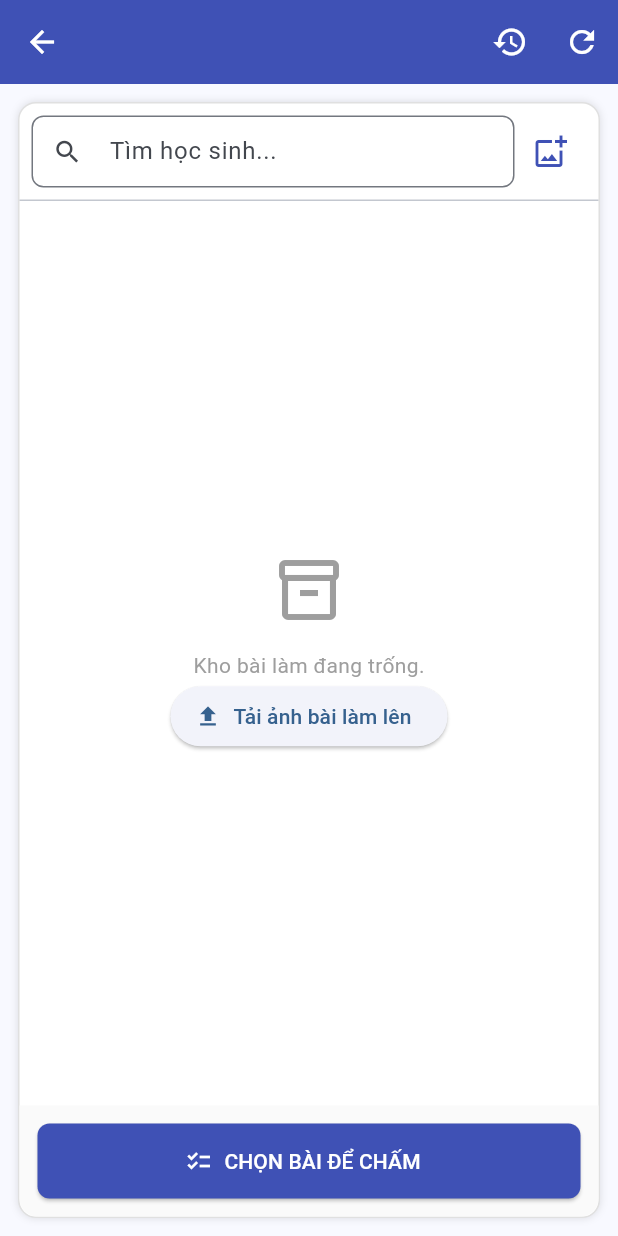
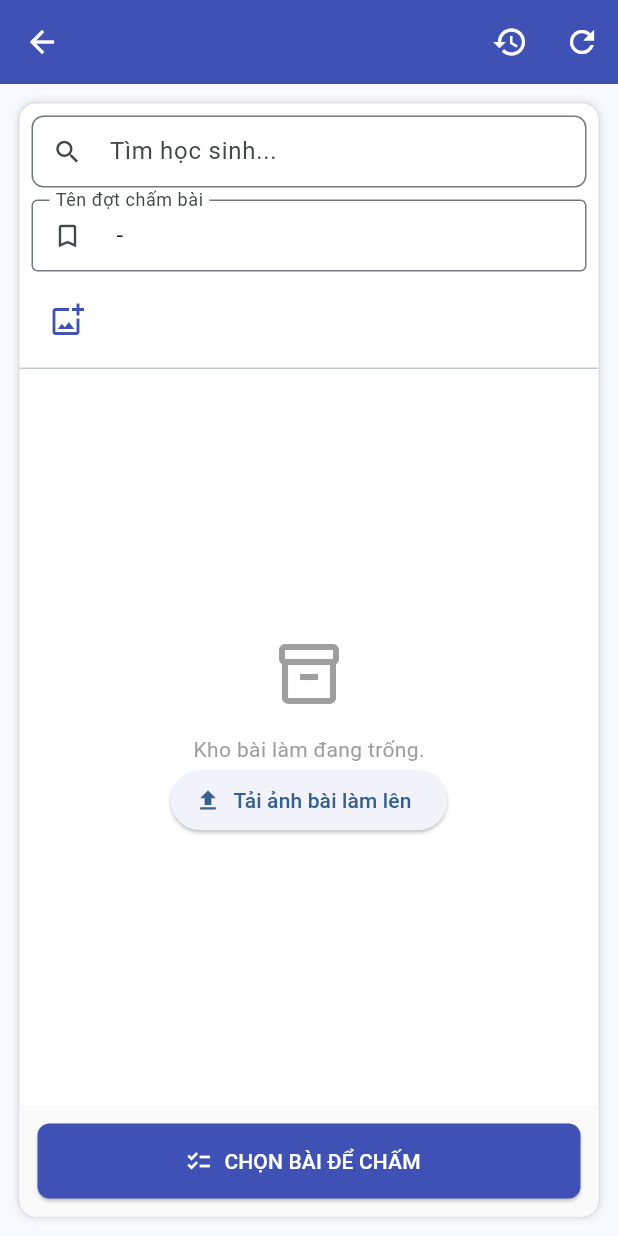
Before and after one commit to doquangluc-dql/magr-grading-system, a Flutter app: the QuestionGradingScreen screen opened directly with empty values, after a tap on the "add photo alternate" icon, on a phone screen of 412 x 824 dp. Run offline on Flutter 3.47's test engine with Material 3 defaults, Android fonts, the phone set to English and light mode, and no system bars; our stand-ins replace image_picker; missing offline and left inert: flutter_math_fork; network calls fail.

Commit message:
Fixed UI

```diff
--- a/lib/screens/barem_create_screen.dart
+++ b/lib/screens/barem_create_screen.dart
@@ -60,7 +60,7 @@ class _BaremCreateScreenState extends State<BaremCreateScreen> {
   void _saveBaremData() async {
     // Show loading
     ScaffoldMessenger.of(context).showSnackBar(
-      const SnackBar(content: Text('Đang lưu Barem lên MongoDB...'))
+      const SnackBar(content: Text('Đang lưu Barem...'))
     );
 
     // Allow update content before firing API update (this won't update the 'content' field on DB yet
@@ -78,10 +78,12 @@ class _BaremCreateScreenState extends State<BaremCreateScreen> {
     if (mounted) {
       ScaffoldMessenger.of(context).showSnackBar(
         const SnackBar(
-          content: Text('✅ Lưu Barem lên Cloud thành công!'),
+          content: Text('✅ Đã lưu Barem'),
           backgroundColor: Colors.green,
         )
       );
+      // Tự động thoát ra trang trước
+      Navigator.of(context).pop();
     }
   }
 
--- a/lib/screens/question_grading_screen.dart
+++ b/lib/screens/question_grading_screen.dart
@@ -54,12 +54,43 @@ class _QuestionGradingScreenState extends State<QuestionGradingScreen> {
   final TextEditingController _searchController = TextEditingController();
 
   final String _n8nWebhookUrl = 'https://doquangluc-dql.app.n8n.cloud/webhook/magr-grading-webhook';
-  // final String _n8nWebhookUrl = 'https://doquangluc-dql.app.n8n.cloud/webhook-test/magr-grading-webhook';
+  late TextEditingController _batchNameController;
+  String? _nameError;
 
   @override
   void initState() {
     super.initState();
+    _batchNameController = TextEditingController();
+    _suggestUniqueBatchName();
     _loadAll();
+  }
+
+  Future<void> _suggestUniqueBatchName() async {
+    final baseName = "${widget.exam.title} - ${widget.question.title}";
+    String suggestedName = baseName;
+    int counter = 0;
+
+    try {
+      final batches = await DatabaseApi.getGradingBatches();
+      final questionBatches = batches.where((b) => b.questionId == widget.question.id).toList();
+
+      while (questionBatches.any((b) => b.batchName.trim().toLowerCase() == suggestedName.trim().toLowerCase())) {
+        counter++;
+        suggestedName = "$baseName ($counter)";
+      }
+
+      if (mounted) {
+        setState(() {
+          _batchNameController.text = suggestedName;
+        });
+      }
+    } catch (e) {
+      if (mounted) {
+        setState(() {
+          _batchNameController.text = baseName;
+        });
+      }
+    }
   }
 
   void _loadAll({bool forceRefresh = false}) {
@@ -127,45 +158,34 @@ class _QuestionGradingScreenState extends State<QuestionGradingScreen> {
   }
 
 
-  void _showBatchNameDialog() {
-    final selectedCount = _gradableItems.where((item) => item.isSelected).length;
-    if (selectedCount == 0) return;
+  Future<bool> _isBatchNameDuplicate(String name) async {
+    try {
+      final batches = await DatabaseApi.getGradingBatches();
+      // Lọc các đợt chấm thuộc về câu hỏi hiện tại và so sánh tên
+      return batches.any((b) =>
+        b.questionId == widget.question.id &&
+        b.batchName.trim().toLowerCase() == name.trim().toLowerCase()
+      );
+    } catch (e) {
+      return false;
+    }
+  }
 
-    final controller = TextEditingController(text: "${widget.exam.title} - ${widget.question.title}");
-    showDialog(
-      context: context,
-      builder: (context) => AlertDialog(
-        title: const Text('Tên đợt chấm bài'),
-        content: Column(
-          mainAxisSize: MainAxisSize.min,
-          crossAxisAlignment: CrossAxisAlignment.start,
-          children: [
-            Text('Bạn đã chọn $selectedCount bài để chấm.', style: const TextStyle(fontSize: 13, color: Colors.grey)),
-            const SizedBox(height: 16),
-            TextField(
-              controller: controller,
-              decoration: const InputDecoration(
-                labelText: 'Tên gợi nhớ (Ví dụ: Chấm lần 1)',
-                border: OutlineInputBorder(),
-              ),
-              autofocus: true,
-            ),
-          ],
-        ),
-        actions: [
-          TextButton(onPressed: () => Navigator.pop(context), child: const Text('Hủy')),
-          ElevatedButton(
-            onPressed: () {
-              final name = controller.text.trim();
-              Navigator.pop(context);
-              _processSelected(batchName: name.isNotEmpty ? name : null);
-            },
-            style: ElevatedButton.styleFrom(backgroundColor: Colors.indigo, foregroundColor: Colors.white),
-            child: const Text('BẮT ĐẦU CHẤM'),
-          ),
-        ],
-      ),
-    );
+  Future<void> _startGradingProcess() async {
+    final name = _batchNameController.text.trim();
+    if (name.isEmpty) {
+      setState(() => _nameError = 'Vui lòng nhập tên đợt chấm');
+      return;
+    }
+
+    final isDuplicate = await _isBatchNameDuplicate(name);
+    if (isDuplicate) {
+      setState(() => _nameError = 'Tên đợt chấm này đã tồn tại, vui lòng đổi tên khác');
+      return;
+    }
+
+    setState(() => _nameError = null);
+    _processSelected(batchName: name);
   }
 
   Future<void> _processSelected({String? batchName}) async {
@@ -406,45 +426,20 @@ class _QuestionGradingScreenState extends State<QuestionGradingScreen> {
           )
         ],
       ),
-      body: Column(
+      body: Stack(
         children: [
-          if (_isUploading) const LinearProgressIndicator(),
-          if (_isProcessing && _processingStudentName != null)
-            Container(
-              padding: const EdgeInsets.all(12),
-              color: Colors.indigo.shade900,
-              child: Row(
+          // TOÀN BỘ GIAO DIỆN CHÍNH
+          Column(
             children: [
-                  const SizedBox(
-                    width: 24, height: 24,
-                    child: CircularProgressIndicator(strokeWidth: 2, color: Colors.white),
-                  ),
-                  const SizedBox(width: 16),
-                  Expanded(
-                    child: Column(
-                      crossAxisAlignment: CrossAxisAlignment.start,
-                      children: [
-                        const Text(
-                          'HỆ THỐNG ĐANG CHẤM BÀI',
-                          style: TextStyle(color: Colors.white70, fontSize: 10, fontWeight: FontWeight.bold, letterSpacing: 1.2),
-                        ),
-                        Text(
-                          'Đang xử lý: $_processingStudentName',
-                          style: const TextStyle(color: Colors.white, fontSize: 16, fontWeight: FontWeight.bold),
-                        ),
-                      ],
-                    ),
-                  ),
-                ],
-              ),
-            ),
               Expanded(
                 child: Container(
                   margin: const EdgeInsets.all(12),
                   decoration: BoxDecoration(
                     color: Colors.white,
                     borderRadius: BorderRadius.circular(12),
-                boxShadow: [const BoxShadow(color: Colors.black12, blurRadius: 4)],
+                    boxShadow: [
+                      const BoxShadow(color: Colors.black12, blurRadius: 4)
+                    ],
                     border: Border.all(color: Colors.grey.shade300),
                   ),
                   child: Column(
@@ -478,6 +473,27 @@ class _QuestionGradingScreenState extends State<QuestionGradingScreen> {
                                     onSubmitted: (_) => _loadSubmissions(),
                                   ),
                                 ),
+                              ],
+                            ),
+                            const SizedBox(height: 8),
+                            // --- Ô NHẬP TÊN ĐỢT CHẤM ---
+                            TextField(
+                              controller: _batchNameController,
+                              decoration: InputDecoration(
+                                labelText: 'Tên đợt chấm bài',
+                                hintText: 'Ví dụ: Chấm bù lần 1...',
+                                errorText: _nameError,
+                                prefixIcon: const Icon(Icons.bookmark_outline, size: 20),
+                                border: const OutlineInputBorder(),
+                                isDense: true,
+                              ),
+                              onChanged: (_) {
+                                if (_nameError != null) setState(() => _nameError = null);
+                              },
+                            ),
+                            const SizedBox(height: 8),
+                            Row(
+                              children: [
                                 if (!_isSelectionMode && !_isProcessing)
                                   IconButton(
                                     icon: const Icon(Icons.add_photo_alternate_outlined, color: Colors.indigo),
@@ -519,6 +535,7 @@ class _QuestionGradingScreenState extends State<QuestionGradingScreen> {
                       ),
                       const Divider(height: 1),
 
+                      // Danh sách bài nộp
                       Expanded(
                         child: _isLoadingSubmissions
                           ? const Center(child: CircularProgressIndicator())
@@ -559,7 +576,6 @@ class _QuestionGradingScreenState extends State<QuestionGradingScreen> {
                                           ),
                                           const SizedBox(width: 8),
                                         ],
-                                    // Styled Thumbnail
                                         Container(
                                           width: 44,
                                           height: 44,
@@ -584,20 +600,6 @@ class _QuestionGradingScreenState extends State<QuestionGradingScreen> {
                                                   width: 20, height: 20,
                                                   child: CircularProgressIndicator(strokeWidth: 1.5, color: Colors.indigo),
                                                 ),
-
-                                          if (isCurrent)
-                                            Container(
-                                              decoration: BoxDecoration(
-                                                color: Colors.black26,
-                                                borderRadius: BorderRadius.circular(6),
-                                              ),
-                                              child: const Center(
-                                                child: SizedBox(
-                                                  width: 18, height: 18,
-                                                  child: CircularProgressIndicator(strokeWidth: 2, color: Colors.white),
-                                                ),
-                                              ),
-                                            ),
                                             ],
                                           ),
                                         ),
@@ -615,7 +617,6 @@ class _QuestionGradingScreenState extends State<QuestionGradingScreen> {
                                       : Row(
                                           mainAxisSize: MainAxisSize.min,
                                           children: [
-                                        // Status Indicator
                                             if (item.status == 'Success')
                                               Container(
                                                 padding: const EdgeInsets.symmetric(horizontal: 8, vertical: 4),
@@ -641,7 +642,6 @@ class _QuestionGradingScreenState extends State<QuestionGradingScreen> {
                                                 message: 'Chấm thất bại',
                                                 child: Icon(Icons.error_outline, color: Colors.red, size: 20),
                                               ),
-
                                             const SizedBox(width: 4),
                                             IconButton(
                                               icon: const Icon(Icons.edit_outlined, size: 18, color: Colors.blue),
@@ -665,7 +665,7 @@ class _QuestionGradingScreenState extends State<QuestionGradingScreen> {
                               ),
                       ),
 
-                  // Bottom Actions
+                      // Nút hành động phía dưới
                       Container(
                         padding: const EdgeInsets.all(12.0),
                         decoration: BoxDecoration(
@@ -690,7 +690,7 @@ class _QuestionGradingScreenState extends State<QuestionGradingScreen> {
                                     child: ElevatedButton.icon(
                                       icon: const Icon(Icons.play_arrow),
                                       label: const Text('BẮT ĐẦU CHẤM'),
-                                  onPressed: _gradableItems.any((i) => i.isSelected) ? _showBatchNameDialog : null,
+                                      onPressed: _gradableItems.any((i) => i.isSelected) ? _startGradingProcess : null,
                                       style: ElevatedButton.styleFrom(backgroundColor: Colors.indigo, foregroundColor: Colors.white),
                                     ),
                                   ),
@@ -711,12 +711,47 @@ class _QuestionGradingScreenState extends State<QuestionGradingScreen> {
                                   shape: RoundedRectangleBorder(borderRadius: BorderRadius.circular(8))
                                 ),
                                 label: Text(_isProcessing
-                              ? 'ĐANG XỬ LÝ: ${_processingStudentName ?? "..."}'
+                                  ? 'ĐANG XỬ LÝ...'
                                   : 'CHỌN BÀI ĐỂ CHẤM'),
                               ),
                         ),
                       )
                     ],
+                  ),
+                ),
+              ),
+            ],
+          ),
+
+          // --- LỚP PHỦ LOADING ---
+          if (_isProcessing)
+            Container(
+              color: Colors.black54,
+              width: double.infinity,
+              height: double.infinity,
+              child: Center(
+                child: Container(
+                  padding: const EdgeInsets.symmetric(horizontal: 40, vertical: 30),
+                  decoration: BoxDecoration(
+                    color: Colors.white,
+                    borderRadius: BorderRadius.circular(20),
+                    boxShadow: [
+                      BoxShadow(color: Colors.black.withOpacity(0.3), blurRadius: 20, spreadRadius: 5)
+                    ],
+                  ),
+                  child: Column(
+                    mainAxisSize: MainAxisSize.min,
+                    children: [
+                      const SizedBox(
+                        width: 60, height: 60,
+                        child: CircularProgressIndicator(strokeWidth: 5, valueColor: AlwaysStoppedAnimation<Color>(Colors.indigo)),
+                      ),
+                      const SizedBox(height: 24),
+                      const Text('Đang nạp bài chấm...', style: TextStyle(fontSize: 18, fontWeight: FontWeight.bold, color: Colors.indigo)),
+                      const SizedBox(height: 8),
+                      const Text('Vui lòng chờ trong giây lát', style: TextStyle(fontSize: 13, color: Colors.grey)),
+                    ],
+                  ),
                 ),
               ),
             ),
```
Also changed, not shown: lib/screens/question_detail_screen.dart (+3 -26 lines), lib/screens/submission_management_screen.dart (+92 -40 lines), lib/services/database_api.dart (+9 -2 lines), lib/widgets/latex_text_preview.dart (+12 -6 lines), 1 other file. Lines whose indentation alone changed are shown as unchanged.
